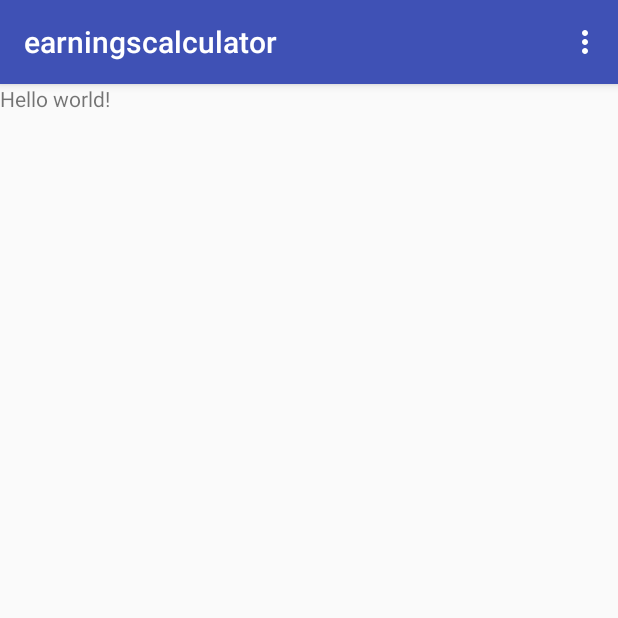
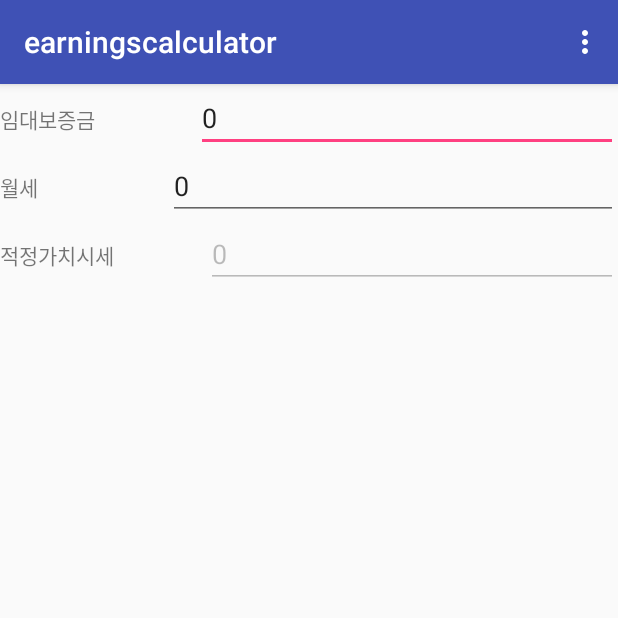
Before and after one commit to kgmhk/earningscalculator, an Android app: the screen it shows after launch (MainActivity), on a phone screen of 412 x 824 dp, the top half of it. Run offline under Robolectric (Android 15) with nearby library versions, the phone set to English and light mode, and no system bars; our stand-ins replace AdMob; 1 statement that could not run was skipped.

Commit message:
cal market pirce

```diff
--- a/app/src/main/java/com/gkwak/earningscalculator/MainActivity.java
+++ b/app/src/main/java/com/gkwak/earningscalculator/MainActivity.java
@@ -5,15 +5,21 @@ import com.google.android.gms.ads.AdView;
 
 import android.os.Bundle;
 import android.support.v7.app.AppCompatActivity;
+import android.text.Editable;
+import android.text.TextWatcher;
+import android.util.Log;
 import android.view.Menu;
 import android.view.MenuItem;
+import android.widget.EditText;
 import android.widget.Toast;
 
 public class MainActivity extends AppCompatActivity {
     // Remove the below line after defining your own ad unit ID.
     private static final String TOAST_TEXT = "Test ads are being shown. "
             + "To show live ads, replace the ad unit ID in res/values/strings.xml with your own ad unit ID.";
+    private static final String TAG = "MAIN_ACTIVITY";
 
+    private EditText monthly_rent_edit, rent_deposit_edit, market_price_edit;
 
     @Override
     protected void onCreate(Bundle savedInstanceState) {
@@ -25,9 +31,46 @@ public class MainActivity extends AppCompatActivity {
         AdRequest adRequest = new AdRequest.Builder()
                 .setRequestAgent("android_studio:ad_template").build();
         adView.loadAd(adRequest);
+//        AdView mAdView = (AdView) findViewById(R.id.adView);
+//        AdRequest adRequest = new AdRequest.Builder().build();
+//        assert mAdView != null;
+//        mAdView.loadAd(adRequest);
 
         // Toasts the test ad message on the screen. Remove this after defining your own ad unit ID.
         Toast.makeText(this, TOAST_TEXT, Toast.LENGTH_LONG).show();
+
+
+        rent_deposit_edit = (EditText) findViewById(R.id.rent_deposit_edit);
+        monthly_rent_edit = (EditText) findViewById(R.id.monthly_rent_edit);
+        market_price_edit = (EditText) findViewById(R.id.market_price_edit);
+
+        rent_deposit_edit.addTextChangedListener(new TextWatcher(){
+            public void afterTextChanged(Editable s) {}
+            public void beforeTextChanged(CharSequence s, int start, int count, int after){}
+            public void onTextChanged(CharSequence s, int start, int before, int count){
+                Log.i(TAG, " a : " + s.toString());
+                int rentDeposit = Integer.parseInt(rent_deposit_edit.getText().toString());
+                int monthlyRent = Integer.parseInt(monthly_rent_edit.getText().toString());
+                int result = rentDeposit + (monthlyRent * 200);
+                market_price_edit.setText(result+"");
+            }
+        });
+        monthly_rent_edit.addTextChangedListener(new TextWatcher(){
+            public void afterTextChanged(Editable s) {}
+            public void beforeTextChanged(CharSequence s, int start, int count, int after){}
+            public void onTextChanged(CharSequence s, int start, int before, int count){
+                Log.i(TAG, " a : " + s.toString());
+                int rentDeposit = Integer.parseInt(rent_deposit_edit.getText().toString());
+                int monthlyRent = Integer.parseInt(monthly_rent_edit.getText().toString());
+                int result = rentDeposit + (monthlyRent * 200);
+                market_price_edit.setText(result+"");
+            }
+        });
+
+
+
+
+
     }
 
 
--- a/app/src/main/res/layout/activity_main.xml
+++ b/app/src/main/res/layout/activity_main.xml
@@ -5,10 +5,91 @@
     android:layout_height="match_parent"
     tools:context="com.gkwak.earningscalculator.MainActivity">
 
-    <TextView
-        android:layout_width="wrap_content"
-        android:layout_height="wrap_content"
-        android:text="@string/hello_world" />
+    <LinearLayout
+        android:orientation="vertical"
+        android:layout_width="match_parent"
+        android:layout_height="match_parent">
+
+        <LinearLayout
+            android:orientation="vertical"
+            android:layout_width="match_parent"
+            android:layout_height="match_parent">
+
+            <LinearLayout
+                android:orientation="horizontal"
+                android:layout_width="match_parent"
+                android:layout_height="wrap_content"
+                android:id="@+id/rent_deposit_layout">
+
+                <TextView
+                    android:layout_width="wrap_content"
+                    android:layout_height="wrap_content"
+                    android:text="@string/rent_deposit"
+                    android:layout_weight="1"
+                    android:id="@+id/rent_deposit_text" />
+
+                <EditText
+                    android:layout_width="wrap_content"
+                    android:layout_height="wrap_content"
+                    android:inputType="number"
+                    android:ems="10"
+                    android:id="@+id/rent_deposit_edit"
+                    android:layout_weight="1"
+                    android:text="0" />
+
+            </LinearLayout>
+
+            <LinearLayout
+                android:orientation="horizontal"
+                android:layout_width="match_parent"
+                android:layout_height="wrap_content"
+                android:id="@+id/monthly_rent_layout">
+
+                <TextView
+                    android:layout_width="wrap_content"
+                    android:layout_height="wrap_content"
+                    android:text="@string/monthly_rent"
+                    android:layout_weight="1"
+                    android:id="@+id/monthly_rent_text" />
+
+                <EditText
+                    android:layout_width="wrap_content"
+                    android:layout_height="wrap_content"
+                    android:inputType="number"
+                    android:ems="10"
+                    android:id="@+id/monthly_rent_edit"
+                    android:layout_weight="1"
+                    android:text="0" />
+
+            </LinearLayout>
+
+            <LinearLayout
+                android:orientation="horizontal"
+                android:layout_width="match_parent"
+                android:layout_height="wrap_content"
+                android:id="@+id/market_price_layout">
+
+                <TextView
+                    android:layout_width="wrap_content"
+                    android:layout_height="wrap_content"
+                    android:text="@string/market_price"
+                    android:layout_weight="1"
+                    android:id="@+id/market_price_text" />
+
+                <EditText
+                    android:layout_width="wrap_content"
+                    android:layout_height="wrap_content"
+                    android:ems="10"
+                    android:id="@+id/market_price_edit"
+                    android:layout_weight="1"
+                    android:editable="false"
+                    android:enabled="false"
+                    android:text="0" />
+
+            </LinearLayout>
+        </LinearLayout>
+
+    </LinearLayout>
 
     <!-- view for AdMob Banner Ad -->
     <com.google.android.gms.ads.AdView
--- a/app/src/main/res/values/strings.xml
+++ b/app/src/main/res/values/strings.xml
@@ -4,6 +4,10 @@
     <string name="action_settings">Settings</string>
 
     <string name="hello_world">Hello world!</string>
+
+    <string name="rent_deposit">임대보증금</string>
+    <string name="monthly_rent">월세</string>
+    <string name="market_price">적정가치시세</string>
     <!-- -
         This is an ad unit ID for a banner test ad. Replace with your own banner ad unit id.
         For more information, see https://support.google.com/admob/answer/3052638
```
